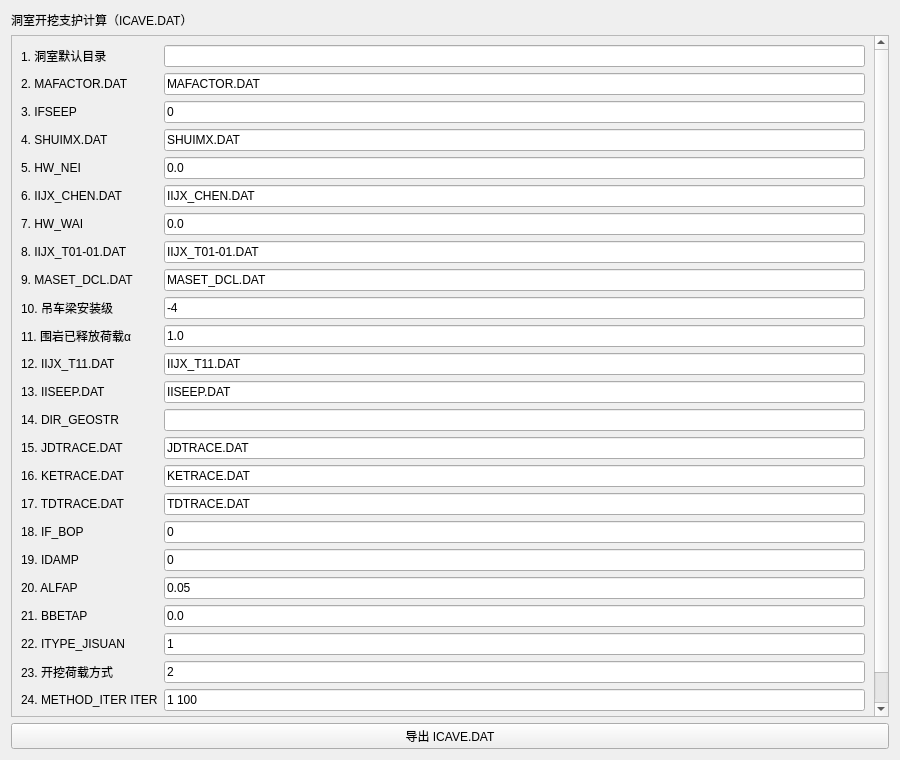
First picture: the form in plugins/Base_Slover/CaveExcavationWidget.ui, repository asd977/base_cae, before the edit.
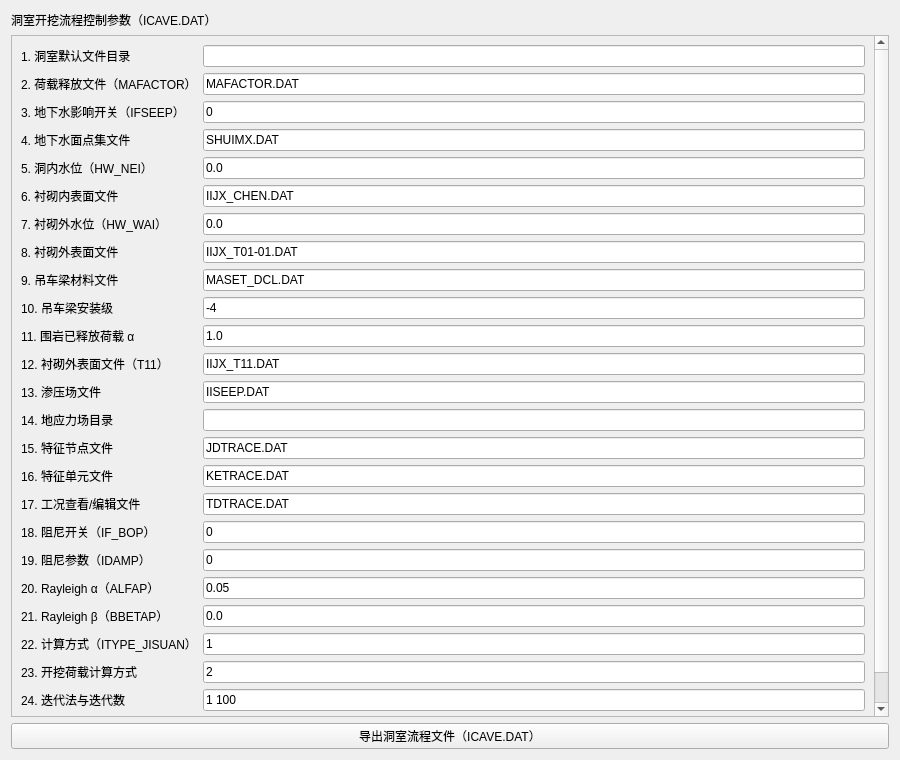
Second picture: the form after the edit.

Commit message: Refine cave UI text/style and enforce single fixed support case

```diff
--- a/plugins/Base_Slover/CaveExcavationWidget.ui
+++ b/plugins/Base_Slover/CaveExcavationWidget.ui
@@ -5,7 +5,7 @@
   <property name="geometry"><rect><x>0</x><y>0</y><width>900</width><height>760</height></rect></property>
   <property name="windowTitle"><string>洞室开挖</string></property>
   <layout class="QVBoxLayout" name="verticalLayout">
-   <item><widget class="QLabel" name="titleLabel"><property name="text"><string>洞室开挖支护计算（ICAVE.DAT）</string></property></widget></item>
+   <item><widget class="QLabel" name="titleLabel"><property name="text"><string>洞室开挖流程控制参数（ICAVE.DAT）</string></property></widget></item>
    <item>
     <widget class="QScrollArea" name="scrollArea">
      <property name="widgetResizable"><bool>true</bool></property>
@@ -14,55 +14,55 @@
        <item>
         <layout class="QFormLayout" name="formLayout">
      <item row="0" column="0">
-      <widget class="QLabel" name="label1"><property name="text"><string>1. 洞室默认目录</string></property></widget>
+      <widget class="QLabel" name="label1"><property name="text"><string>1. 洞室默认文件目录</string></property></widget>
      </item>
      <item row="0" column="1">
       <widget class="QLineEdit" name="line1Edit"><property name="text"><string></string></property></widget>
      </item>
      <item row="1" column="0">
-      <widget class="QLabel" name="label2"><property name="text"><string>2. MAFACTOR.DAT</string></property></widget>
+      <widget class="QLabel" name="label2"><property name="text"><string>2. 荷载释放文件（MAFACTOR）</string></property></widget>
      </item>
      <item row="1" column="1">
       <widget class="QLineEdit" name="line2Edit"><property name="text"><string>MAFACTOR.DAT</string></property></widget>
      </item>
      <item row="2" column="0">
-      <widget class="QLabel" name="label3"><property name="text"><string>3. IFSEEP</string></property></widget>
+      <widget class="QLabel" name="label3"><property name="text"><string>3. 地下水影响开关（IFSEEP）</string></property></widget>
      </item>
      <item row="2" column="1">
       <widget class="QLineEdit" name="line3Edit"><property name="text"><string>0</string></property></widget>
      </item>
      <item row="3" column="0">
-      <widget class="QLabel" name="label4"><property name="text"><string>4. SHUIMX.DAT</string></property></widget>
+      <widget class="QLabel" name="label4"><property name="text"><string>4. 地下水面点集文件</string></property></widget>
      </item>
      <item row="3" column="1">
       <widget class="QLineEdit" name="line4Edit"><property name="text"><string>SHUIMX.DAT</string></property></widget>
      </item>
      <item row="4" column="0">
-      <widget class="QLabel" name="label5"><property name="text"><string>5. HW_NEI</string></property></widget>
+      <widget class="QLabel" name="label5"><property name="text"><string>5. 洞内水位（HW_NEI）</string></property></widget>
      </item>
      <item row="4" column="1">
       <widget class="QLineEdit" name="line5Edit"><property name="text"><string>0.0</string></property></widget>
      </item>
      <item row="5" column="0">
-      <widget class="QLabel" name="label6"><property name="text"><string>6. IIJX_CHEN.DAT</string></property></widget>
+      <widget class="QLabel" name="label6"><property name="text"><string>6. 衬砌内表面文件</string></property></widget>
      </item>
      <item row="5" column="1">
       <widget class="QLineEdit" name="line6Edit"><property name="text"><string>IIJX_CHEN.DAT</string></property></widget>
      </item>
      <item row="6" column="0">
-      <widget class="QLabel" name="label7"><property name="text"><string>7. HW_WAI</string></property></widget>
+      <widget class="QLabel" name="label7"><property name="text"><string>7. 衬砌外水位（HW_WAI）</string></property></widget>
      </item>
      <item row="6" column="1">
       <widget class="QLineEdit" name="line7Edit"><property name="text"><string>0.0</string></property></widget>
      </item>
      <item row="7" column="0">
-      <widget class="QLabel" name="label8"><property name="text"><string>8. IIJX_T01-01.DAT</string></property></widget>
+      <widget class="QLabel" name="label8"><property name="text"><string>8. 衬砌外表面文件</string></property></widget>
      </item>
      <item row="7" column="1">
       <widget class="QLineEdit" name="line8Edit"><property name="text"><string>IIJX_T01-01.DAT</string></property></widget>
      </item>
      <item row="8" column="0">
-      <widget class="QLabel" name="label9"><property name="text"><string>9. MASET_DCL.DAT</string></property></widget>
+      <widget class="QLabel" name="label9"><property name="text"><string>9. 吊车梁材料文件</string></property></widget>
      </item>
      <item row="8" column="1">
       <widget class="QLineEdit" name="line9Edit"><property name="text"><string>MASET_DCL.DAT</string></property></widget>
@@ -74,85 +74,85 @@
       <widget class="QLineEdit" name="line10Edit"><property name="text"><string>-4</string></property></widget>
      </item>
      <item row="10" column="0">
-      <widget class="QLabel" name="label11"><property name="text"><string>11. 围岩已释放荷载α</string></property></widget>
+      <widget class="QLabel" name="label11"><property name="text"><string>11. 围岩已释放荷载 α</string></property></widget>
      </item>
      <item row="10" column="1">
       <widget class="QLineEdit" name="line11Edit"><property name="text"><string>1.0</string></property></widget>
      </item>
      <item row="11" column="0">
-      <widget class="QLabel" name="label12"><property name="text"><string>12. IIJX_T11.DAT</string></property></widget>
+      <widget class="QLabel" name="label12"><property name="text"><string>12. 衬砌外表面文件（T11）</string></property></widget>
      </item>
      <item row="11" column="1">
       <widget class="QLineEdit" name="line12Edit"><property name="text"><string>IIJX_T11.DAT</string></property></widget>
      </item>
      <item row="12" column="0">
-      <widget class="QLabel" name="label13"><property name="text"><string>13. IISEEP.DAT</string></property></widget>
+      <widget class="QLabel" name="label13"><property name="text"><string>13. 渗压场文件</string></property></widget>
      </item>
      <item row="12" column="1">
       <widget class="QLineEdit" name="line13Edit"><property name="text"><string>IISEEP.DAT</string></property></widget>
      </item>
      <item row="13" column="0">
-      <widget class="QLabel" name="label14"><property name="text"><string>14. DIR_GEOSTR</string></property></widget>
+      <widget class="QLabel" name="label14"><property name="text"><string>14. 地应力场目录</string></property></widget>
      </item>
      <item row="13" column="1">
       <widget class="QLineEdit" name="line14Edit"><property name="text"><string></string></property></widget>
      </item>
      <item row="14" column="0">
-      <widget class="QLabel" name="label15"><property name="text"><string>15. JDTRACE.DAT</string></property></widget>
+      <widget class="QLabel" name="label15"><property name="text"><string>15. 特征节点文件</string></property></widget>
      </item>
      <item row="14" column="1">
       <widget class="QLineEdit" name="line15Edit"><property name="text"><string>JDTRACE.DAT</string></property></widget>
      </item>
      <item row="15" column="0">
-      <widget class="QLabel" name="label16"><property name="text"><string>16. KETRACE.DAT</string></property></widget>
+      <widget class="QLabel" name="label16"><property name="text"><string>16. 特征单元文件</string></property></widget>
      </item>
      <item row="15" column="1">
       <widget class="QLineEdit" name="line16Edit"><property name="text"><string>KETRACE.DAT</string></property></widget>
      </item>
      <item row="16" column="0">
-      <widget class="QLabel" name="label17"><property name="text"><string>17. TDTRACE.DAT</string></property></widget>
+      <widget class="QLabel" name="label17"><property name="text"><string>17. 工况查看/编辑文件</string></property></widget>
      </item>
      <item row="16" column="1">
       <widget class="QLineEdit" name="line17Edit"><property name="text"><string>TDTRACE.DAT</string></property></widget>
      </item>
      <item row="17" column="0">
-      <widget class="QLabel" name="label18"><property name="text"><string>18. IF_BOP</string></property></widget>
+      <widget class="QLabel" name="label18"><property name="text"><string>18. 阻尼开关（IF_BOP）</string></property></widget>
      </item>
      <item row="17" column="1">
       <widget class="QLineEdit" name="line18Edit"><property name="text"><string>0</string></property></widget>
      </item>
      <item row="18" column="0">
-      <widget class="QLabel" name="label19"><property name="text"><string>19. IDAMP</string></property></widget>
+      <widget class="QLabel" name="label19"><property name="text"><string>19. 阻尼参数（IDAMP）</string></property></widget>
      </item>
      <item row="18" column="1">
       <widget class="QLineEdit" name="line19Edit"><property name="text"><string>0</string></property></widget>
      </item>
      <item row="19" column="0">
-      <widget class="QLabel" name="label20"><property name="text"><string>20. ALFAP</string></property></widget>
+      <widget class="QLabel" name="label20"><property name="text"><string>20. Rayleigh α（ALFAP）</string></property></widget>
      </item>
      <item row="19" column="1">
       <widget class="QLineEdit" name="line20Edit"><property name="text"><string>0.05</string></property></widget>
      </item>
      <item row="20" column="0">
-      <widget class="QLabel" name="label21"><property name="text"><string>21. BBETAP</string></property></widget>
+      <widget class="QLabel" name="label21"><property name="text"><string>21. Rayleigh β（BBETAP）</string></property></widget>
      </item>
      <item row="20" column="1">
       <widget class="QLineEdit" name="line21Edit"><property name="text"><string>0.0</string></property></widget>
      </item>
      <item row="21" column="0">
-      <widget class="QLabel" name="label22"><property name="text"><string>22. ITYPE_JISUAN</string></property></widget>
+      <widget class="QLabel" name="label22"><property name="text"><string>22. 计算方式（ITYPE_JISUAN）</string></property></widget>
      </item>
      <item row="21" column="1">
       <widget class="QLineEdit" name="line22Edit"><property name="text"><string>1</string></property></widget>
      </item>
      <item row="22" column="0">
-      <widget class="QLabel" name="label23"><property name="text"><string>23. 开挖荷载方式</string></property></widget>
+      <widget class="QLabel" name="label23"><property name="text"><string>23. 开挖荷载计算方式</string></property></widget>
      </item>
      <item row="22" column="1">
       <widget class="QLineEdit" name="line23Edit"><property name="text"><string>2</string></property></widget>
      </item>
      <item row="23" column="0">
-      <widget class="QLabel" name="label24"><property name="text"><string>24. METHOD_ITER ITER</string></property></widget>
+      <widget class="QLabel" name="label24"><property name="text"><string>24. 迭代法与迭代数</string></property></widget>
      </item>
      <item row="23" column="1">
       <widget class="QLineEdit" name="line24Edit"><property name="text"><string>1 100</string></property></widget>
@@ -169,7 +169,7 @@
      </widget>
     </widget>
    </item>
-   <item><widget class="QPushButton" name="btnCompute"><property name="text"><string>导出 ICAVE.DAT</string></property></widget></item>
+   <item><widget class="QPushButton" name="btnCompute"><property name="text"><string>导出洞室流程文件（ICAVE.DAT）</string></property></widget></item>
   </layout>
  </widget>
  <resources/>
```
The commit also changes 3 other files.
